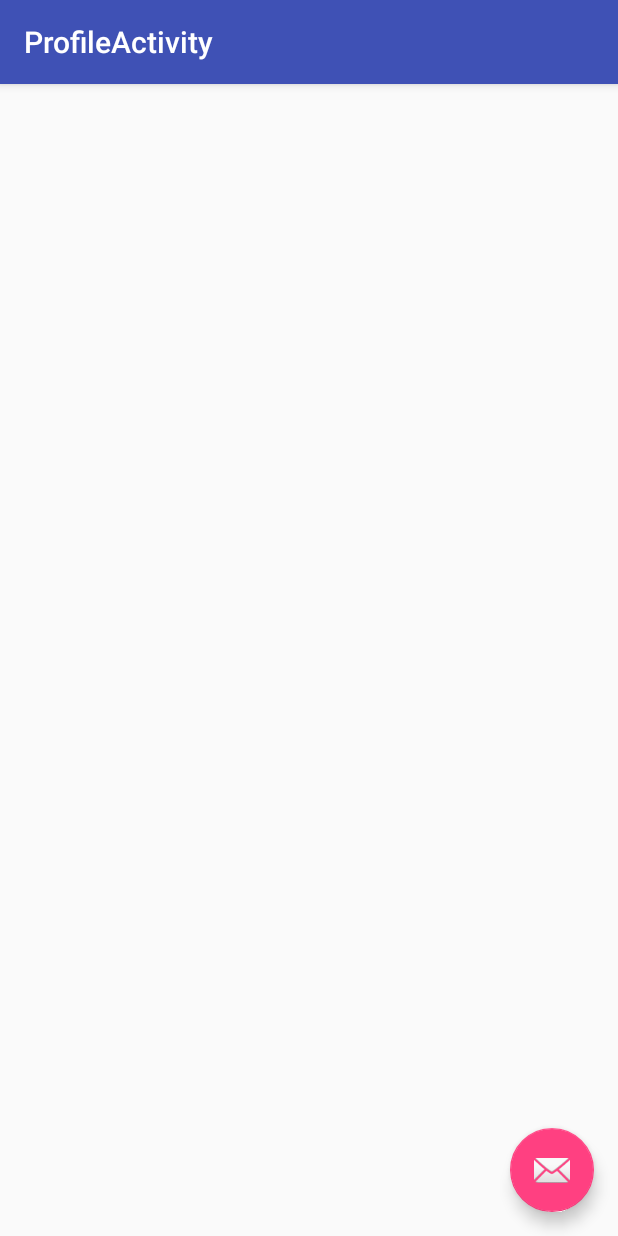
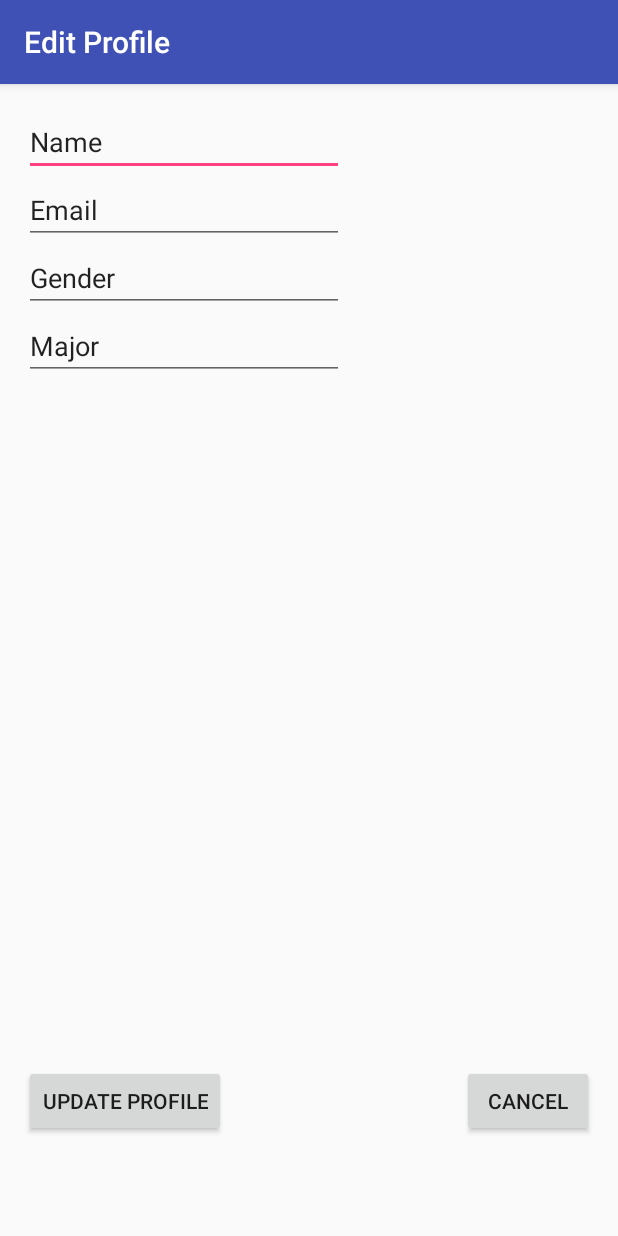
Before and after one commit to hestonst/MovieReviewer, an Android app: the ProfileActivity screen opened directly, with no data from a screen before it, on a phone screen of 412 x 824 dp. Run offline under Robolectric (Android 15) with nearby library versions, the phone set to English and light mode, and no system bars.

Commit message:
persistent user data when running

```diff
--- a/app/src/main/java/com/thundercats50/moviereviewer/ProfileActivity.java
+++ b/app/src/main/java/com/thundercats50/moviereviewer/ProfileActivity.java
@@ -6,24 +6,44 @@ import android.support.design.widget.Snackbar;
 import android.support.v7.app.AppCompatActivity;
 import android.support.v7.widget.Toolbar;
 import android.view.View;
+import android.widget.EditText;
+import android.content.Intent;
+
+import com.thundercats50.moviereviewer.models.MemberManager;
+import com.thundercats50.moviereviewer.models.Member;
+import com.thundercats50.moviereviewer.models.User;
 
 public class ProfileActivity extends AppCompatActivity {
 
+    private EditText name;
+    private EditText email;
+    private EditText gender;
+    private EditText major;
     @Override
     protected void onCreate(Bundle savedInstanceState) {
         super.onCreate(savedInstanceState);
+        name = (EditText) findViewById(R.id.editName);
+        email = (EditText) findViewById(R.id.editEmail);
+        gender = (EditText) findViewById(R.id.editGender);
+        major = (EditText) findViewById(R.id.editMajor);
         setContentView(R.layout.activity_profile);
         Toolbar toolbar = (Toolbar) findViewById(R.id.toolbar);
         setSupportActionBar(toolbar);
 
-        FloatingActionButton fab = (FloatingActionButton) findViewById(R.id.fab);
-        fab.setOnClickListener(new View.OnClickListener() {
-            @Override
-            public void onClick(View view) {
-                Snackbar.make(view, "Replace with your own action", Snackbar.LENGTH_LONG)
-                        .setAction("Action", null).show();
-            }
-        });
+    }
+
+    public void updateProfile(View view) {
+        MemberManager manager = (MemberManager) getApplicationContext();
+        User member = (User) manager.getMember(email.getText().toString());
+        member.setUsername(name.getText().toString());
+        member.setGender(gender.getText().toString());
+        member.setMajor(major.getText().toString());
+        manager.updateMember(email.getText().toString(), member);
+        startActivity(new Intent(this, LoggedInActivity.class));
+    }
+
+    public void cancel(View view) {
+        startActivity(new Intent(this, LoggedInActivity.class));
     }
 
 }
--- a/app/src/main/java/com/thundercats50/moviereviewer/models/Member.java
+++ b/app/src/main/java/com/thundercats50/moviereviewer/models/Member.java
@@ -17,6 +17,11 @@ public abstract class Member {
 	public Member(String username, String password) {
 		this.username = username;
 		this.password = password;
+	}
+
+	public Member() {
+		this.username = null;
+		this.password = null;
 	}
 
     /**
--- a/app/src/main/res/layout/activity_profile.xml
+++ b/app/src/main/res/layout/activity_profile.xml
@@ -23,12 +23,4 @@
 
     <include layout="@layout/content_profile" />
 
-    <android.support.design.widget.FloatingActionButton
-        android:id="@+id/fab"
-        android:layout_width="wrap_content"
-        android:layout_height="wrap_content"
-        android:layout_gravity="bottom|end"
-        android:layout_margin="@dimen/fab_margin"
-        android:src="@android:drawable/ic_dialog_email" />
-
 </android.support.design.widget.CoordinatorLayout>
--- a/app/src/main/res/layout/content_profile.xml
+++ b/app/src/main/res/layout/content_profile.xml
@@ -12,4 +12,62 @@
     tools:context="com.thundercats50.moviereviewer.ProfileActivity"
     tools:showIn="@layout/activity_profile">
 
+    <EditText
+        android:layout_width="wrap_content"
+        android:layout_height="wrap_content"
+        android:inputType="textPersonName"
+        android:text="Name"
+        android:ems="10"
+        android:id="@+id/editName"
+        android:layout_alignParentTop="true"
+        android:layout_alignParentStart="true"
+        android:editable="false" />
+
+    <EditText
+        android:layout_width="wrap_content"
+        android:layout_height="wrap_content"
+        android:inputType="textEmailAddress"
+        android:ems="10"
+        android:id="@+id/editEmail"
+        android:layout_below="@+id/editName"
+        android:layout_alignParentStart="true"
+        android:editable="false"
+        android:text="Email" />
+
+    <EditText
+        android:layout_width="wrap_content"
+        android:layout_height="wrap_content"
+        android:id="@+id/editGender"
+        android:layout_below="@+id/editEmail"
+        android:layout_alignParentStart="true"
+        android:layout_alignEnd="@+id/editEmail"
+        android:text="Gender" />
+
+    <EditText
+        android:layout_width="wrap_content"
+        android:layout_height="wrap_content"
+        android:id="@+id/editMajor"
+        android:layout_below="@+id/editGender"
+        android:layout_alignParentStart="true"
+        android:layout_alignEnd="@+id/editGender"
+        android:text="Major" />
+
+    <Button
+        android:layout_width="wrap_content"
+        android:layout_height="wrap_content"
+        android:text="Update Profile"
+        android:id="@+id/button"
+        android:layout_alignParentBottom="true"
+        android:layout_alignParentStart="true"
+        android:layout_marginBottom="50dp"
+        android:onClick="updateProfile" />
+
+    <Button
+        android:layout_width="wrap_content"
+        android:layout_height="wrap_content"
+        android:text="Cancel"
+        android:id="@+id/button2"
+        android:layout_alignTop="@+id/button"
+        android:layout_alignParentEnd="true"
+        android:onClick="cancel" />
 </RelativeLayout>
--- a/app/src/main/res/values/strings.xml
+++ b/app/src/main/res/values/strings.xml
@@ -21,5 +21,6 @@
     <string name="title_activity_welcome">WelcomeActivity</string>
     <string name="welcome_screen">Welcome to Team Thundercats App</string>
     <string name="title_activity_register">Register</string>
-    <string name="title_activity_profile">ProfileActivity</string>
+    <string name="title_activity_profile">Edit Profile</string>
+    <string name="edit_profile">Edit Profile</string>
 </resources>
```
Also changed, not shown: app/src/main/java/com/thundercats50/moviereviewer/LoggedInActivity.java (+25 -1 lines), app/src/main/java/com/thundercats50/moviereviewer/LoginActivity.java (+5 -2 lines), app/src/main/java/com/thundercats50/moviereviewer/models/MemberManager.java (+37 -3 lines), app/src/main/java/com/thundercats50/moviereviewer/models/User.java (+12 -0 lines), app/src/main/res/layout/activity_loggedin.xml (+49 -30 lines).
